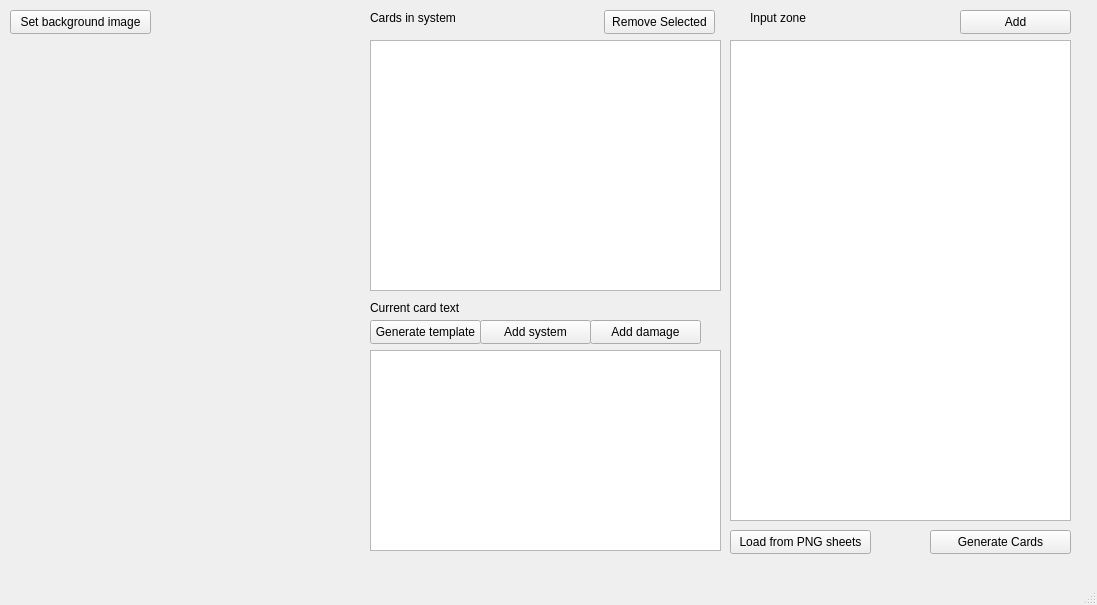
This is mainwindow.ui in dan212/fsd_card_generator as Qt 5 draws it before an edit. The edited form follows.
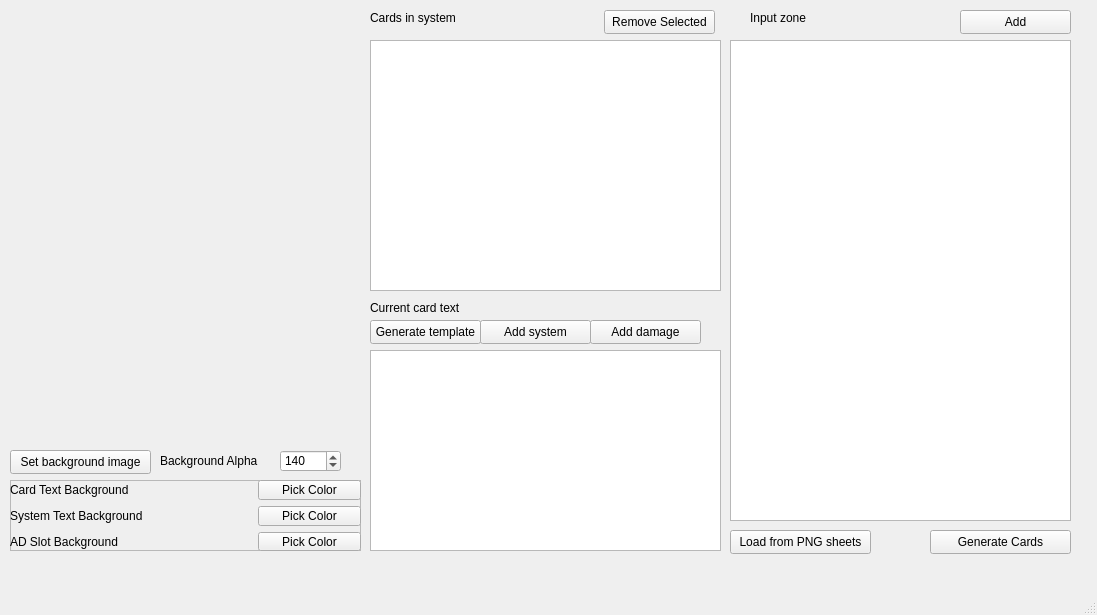
This is the edited form.

Commit message: Add background color pickers for AD, systems and unit data zones

What changed in the file:
```diff
--- a/mainwindow.ui
+++ b/mainwindow.ui
@@ -7,7 +7,7 @@
     <x>0</x>
     <y>0</y>
     <width>1097</width>
-    <height>605</height>
+    <height>615</height>
    </rect>
   </property>
   <property name="windowTitle">
@@ -64,9 +64,9 @@
     <property name="geometry">
      <rect>
       <x>10</x>
-      <y>20</y>
+      <y>10</y>
       <width>351</width>
-      <height>521</height>
+      <height>441</height>
      </rect>
     </property>
     <property name="text">
@@ -194,7 +194,7 @@
     <property name="geometry">
      <rect>
       <x>10</x>
-      <y>10</y>
+      <y>450</y>
       <width>141</width>
       <height>24</height>
      </rect>
@@ -203,6 +203,129 @@
      <string>Set background image</string>
     </property>
    </widget>
+   <widget class="QFrame" name="colorPickerFrame">
+    <property name="geometry">
+     <rect>
+      <x>10</x>
+      <y>480</y>
+      <width>351</width>
+      <height>71</height>
+     </rect>
+    </property>
+    <property name="frameShape">
+     <enum>QFrame::Shape::StyledPanel</enum>
+    </property>
+    <property name="frameShadow">
+     <enum>QFrame::Shadow::Raised</enum>
+    </property>
+    <property name="lineWidth">
+     <number>2</number>
+    </property>
+    <widget class="QWidget" name="gridLayoutWidget">
+     <property name="geometry">
+      <rect>
+       <x>0</x>
+       <y>0</y>
+       <width>351</width>
+       <height>71</height>
+      </rect>
+     </property>
+     <layout class="QGridLayout" name="gridLayout">
+      <item row="1" column="0">
+       <widget class="QLabel" name="label_5">
+        <property name="text">
+         <string>System Text Background</string>
+        </property>
+       </widget>
+      </item>
+      <item row="2" column="1">
+       <widget class="QLabel" name="adBgLabel">
+        <property name="text">
+         <string/>
+        </property>
+       </widget>
+      </item>
+      <item row="0" column="1">
+       <widget class="QLabel" name="cardBgLabel">
+        <property name="text">
+         <string/>
+        </property>
+       </widget>
+      </item>
+      <item row="1" column="1">
+       <widget class="QLabel" name="systemBgLabel">
+        <property name="text">
+         <string/>
+        </property>
+       </widget>
+      </item>
+      <item row="0" column="0">
+       <widget class="QLabel" name="label_4">
+        <property name="text">
+         <string>Card Text Background</string>
+        </property>
+       </widget>
+      </item>
+      <item row="2" column="0">
+       <widget class="QLabel" name="label_6">
+        <property name="text">
+         <string>AD Slot Background</string>
+        </property>
+       </widget>
+      </item>
+      <item row="0" column="2">
+       <widget class="QPushButton" name="pickCardBackground">
+        <property name="text">
+         <string>Pick Color</string>
+        </property>
+       </widget>
+      </item>
+      <item row="1" column="2">
+       <widget class="QPushButton" name="pickSystemBackground">
+        <property name="text">
+         <string>Pick Color</string>
+        </property>
+       </widget>
+      </item>
+      <item row="2" column="2">
+       <widget class="QPushButton" name="pickADBackground">
+        <property name="text">
+         <string>Pick Color</string>
+        </property>
+       </widget>
+      </item>
+     </layout>
+    </widget>
+   </widget>
+   <widget class="QLabel" name="label_7">
+    <property name="geometry">
+     <rect>
+      <x>160</x>
+      <y>450</y>
+      <width>111</width>
+      <height>21</height>
+     </rect>
+    </property>
+    <property name="text">
+     <string>Background Alpha</string>
+    </property>
+   </widget>
+   <widget class="QSpinBox" name="bgAlphaSpinBox">
+    <property name="geometry">
+     <rect>
+      <x>280</x>
+      <y>450</y>
+      <width>61</width>
+      <height>22</height>
+     </rect>
+    </property>
+    <property name="maximum">
+     <number>255</number>
+    </property>
+    <property name="value">
+     <number>140</number>
+    </property>
+   </widget>
   </widget>
   <widget class="QMenuBar" name="menubar">
    <property name="geometry">
```
The commit also changes 6 other files.
